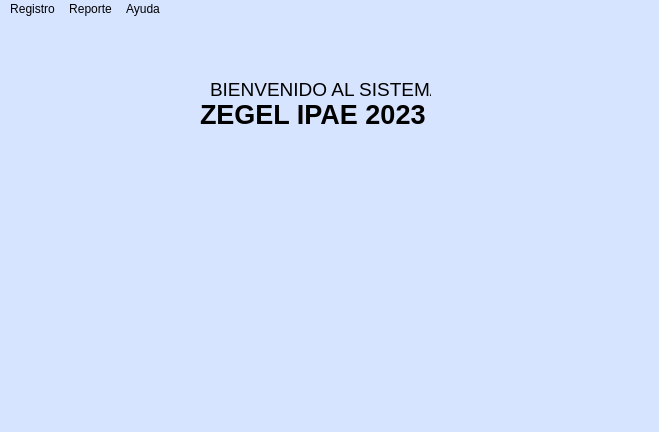
This is UI/ventanaPrincipal.ui in KevinValdezVargas/expert-broccoli as Qt 5 draws it before an edit. The edited form follows.
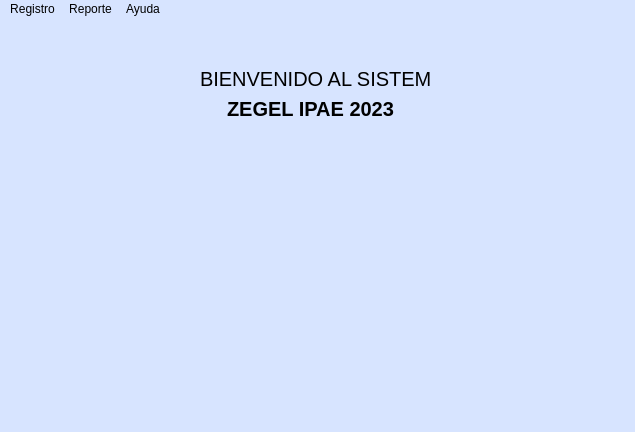
This is the edited form. Icons and pictures are not drawn.

```diff
--- a/UI/ventanaPrincipal.ui
+++ b/UI/ventanaPrincipal.ui
@@ -6,7 +6,7 @@
    <rect>
     <x>0</x>
     <y>0</y>
-    <width>659</width>
+    <width>635</width>
     <height>432</height>
    </rect>
   </property>
@@ -21,15 +21,15 @@
    <widget class="QLabel" name="label">
     <property name="geometry">
      <rect>
-      <x>210</x>
-      <y>60</y>
-      <width>221</width>
+      <x>200</x>
+      <y>50</y>
+      <width>231</width>
       <height>20</height>
      </rect>
     </property>
     <property name="font">
      <font>
-      <pointsize>14</pointsize>
+      <pointsize>15</pointsize>
      </font>
     </property>
     <property name="text">
@@ -39,15 +39,15 @@
    <widget class="QLabel" name="label_2">
     <property name="geometry">
      <rect>
-      <x>200</x>
+      <x>227</x>
       <y>80</y>
-      <width>241</width>
-      <height>31</height>
+      <width>181</width>
+      <height>20</height>
      </rect>
     </property>
     <property name="font">
      <font>
-      <pointsize>20</pointsize>
+      <pointsize>15</pointsize>
       <weight>75</weight>
       <bold>true</bold>
      </font>
@@ -59,10 +59,10 @@
    <widget class="QLabel" name="label_3">
     <property name="geometry">
      <rect>
-      <x>230</x>
+      <x>240</x>
       <y>120</y>
-      <width>171</width>
-      <height>201</height>
+      <width>141</width>
+      <height>171</height>
      </rect>
     </property>
     <property name="text">
@@ -81,7 +81,7 @@
     <rect>
      <x>0</x>
      <y>0</y>
-     <width>659</width>
+     <width>635</width>
      <height>21</height>
     </rect>
    </property>
```
Left out of the diff: 2 changed lines with no effect on the pictures.
